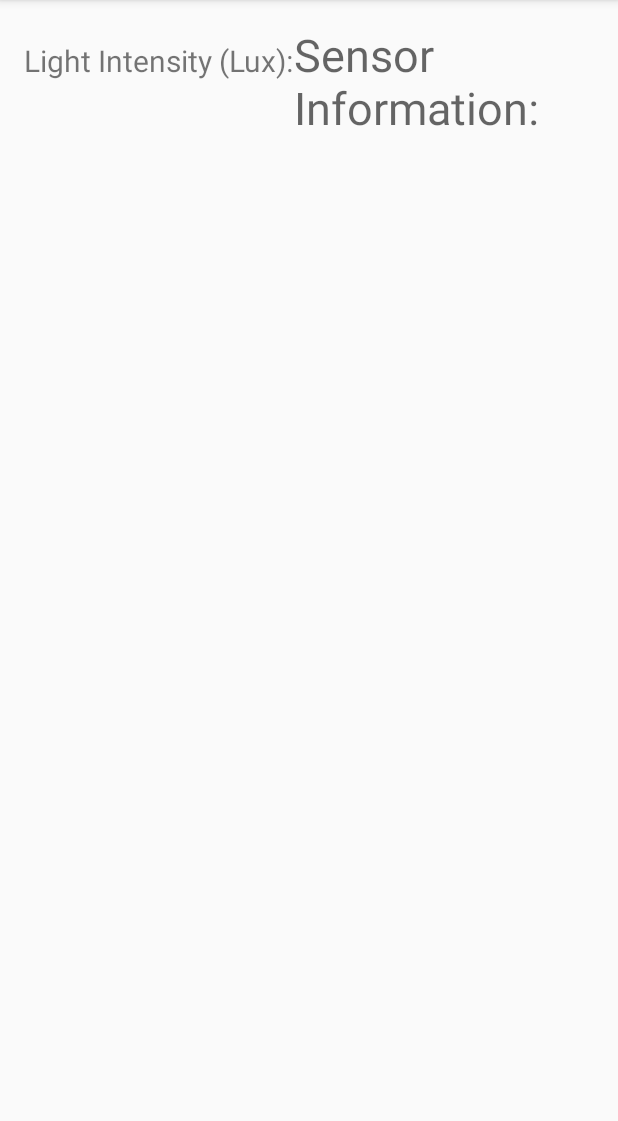
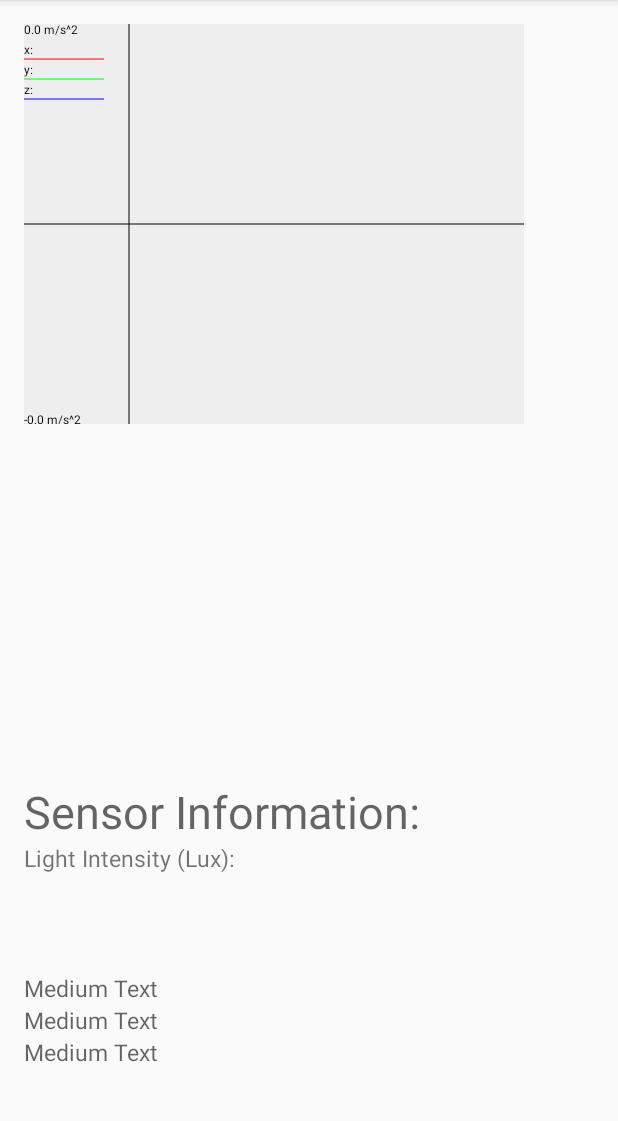
Before and after one commit to cha1225/Lab1-Again, an Android app: the screen it shows after launch (MainActivity), on a phone screen of 412 x 824 dp, the part 84-1205 px from its top. Run offline under Robolectric (Android 15) with nearby library versions, the phone set to English and light mode, and no system bars.

```diff
--- a/app/src/main/res/layout/activity_main.xml
+++ b/app/src/main/res/layout/activity_main.xml
@@ -1,5 +1,5 @@
 <?xml version="1.0" encoding="utf-8"?>
-<LinearLayout xmlns:android="http://schemas.android.com/apk/res/android"
+<RelativeLayout xmlns:android="http://schemas.android.com/apk/res/android"
     android:id="@+id/layout"
     xmlns:tools="http://schemas.android.com/tools"
     android:layout_width="match_parent"
@@ -14,10 +14,11 @@
         android:layout_width="wrap_content"
         android:id="@+id/lighttextfield"
         android:layout_height="wrap_content"
-        android:textSize="20sp"
+        android:textSize="15sp"
         android:text="Light Intensity (Lux):"
-        android:layout_below="@+id/sensors"
-        android:layout_alignParentStart="true" />
+        android:layout_above="@+id/magneticfield"
+        android:layout_alignParentStart="true"
+        android:layout_marginBottom="65dp" />
 
     <TextView
         android:layout_width="wrap_content"
@@ -26,7 +27,7 @@
         android:text="Sensor Information:"
         android:textSize="30sp"
         android:id="@+id/sensors"
-        android:layout_alignParentTop="true"
+        android:layout_above="@+id/lighttextfield"
         android:layout_alignParentStart="true" />
 
     <TextView
@@ -35,7 +36,8 @@
         android:textAppearance="?android:attr/textAppearanceMedium"
         android:text="Medium Text"
         android:id="@+id/magneticfield"
-        android:layout_below="@+id/lighttextfield"
+        android:textSize="15sp"
+        android:layout_above="@+id/rotationfield"
         android:layout_alignParentStart="true" />
 
     <TextView
@@ -44,7 +46,8 @@
         android:textAppearance="?android:attr/textAppearanceMedium"
         android:text="Medium Text"
         android:id="@+id/rotationfield"
-        android:layout_below="@+id/magneticfield"
+        android:textSize="15sp"
+        android:layout_above="@+id/accText"
         android:layout_alignParentStart="true" />
 
     <TextView
@@ -53,7 +56,9 @@
         android:textAppearance="?android:attr/textAppearanceMedium"
         android:text="Medium Text"
         android:id="@+id/accText"
-        android:layout_below="@+id/rotationfield"
-        android:layout_alignParentStart="true" />
+        android:textSize="15sp"
+        android:layout_alignParentBottom="true"
+        android:layout_alignParentStart="true"
+        android:layout_marginBottom="40dp" />
 
-</LinearLayout>
+</RelativeLayout>
```
Also changed, not shown: app/src/main/java/com/example/hyoon_000/lab_1/MainActivity.java (+50 -23 lines), 4 other files.
